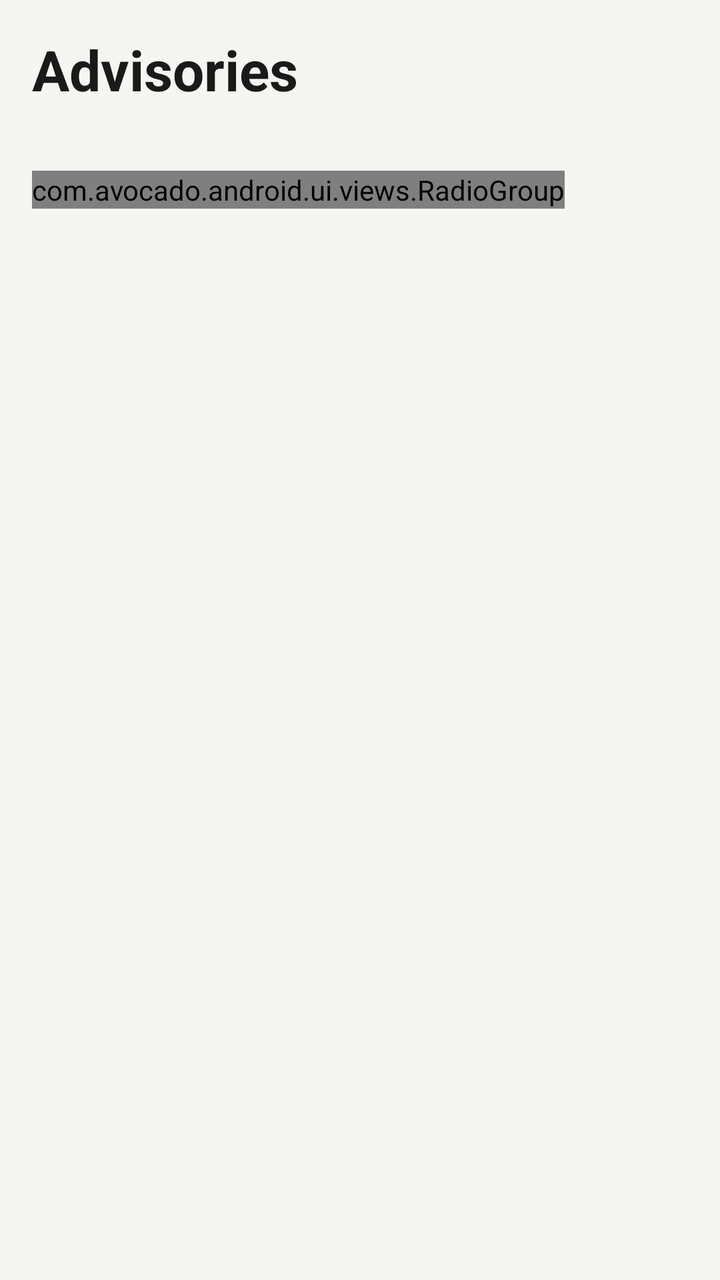
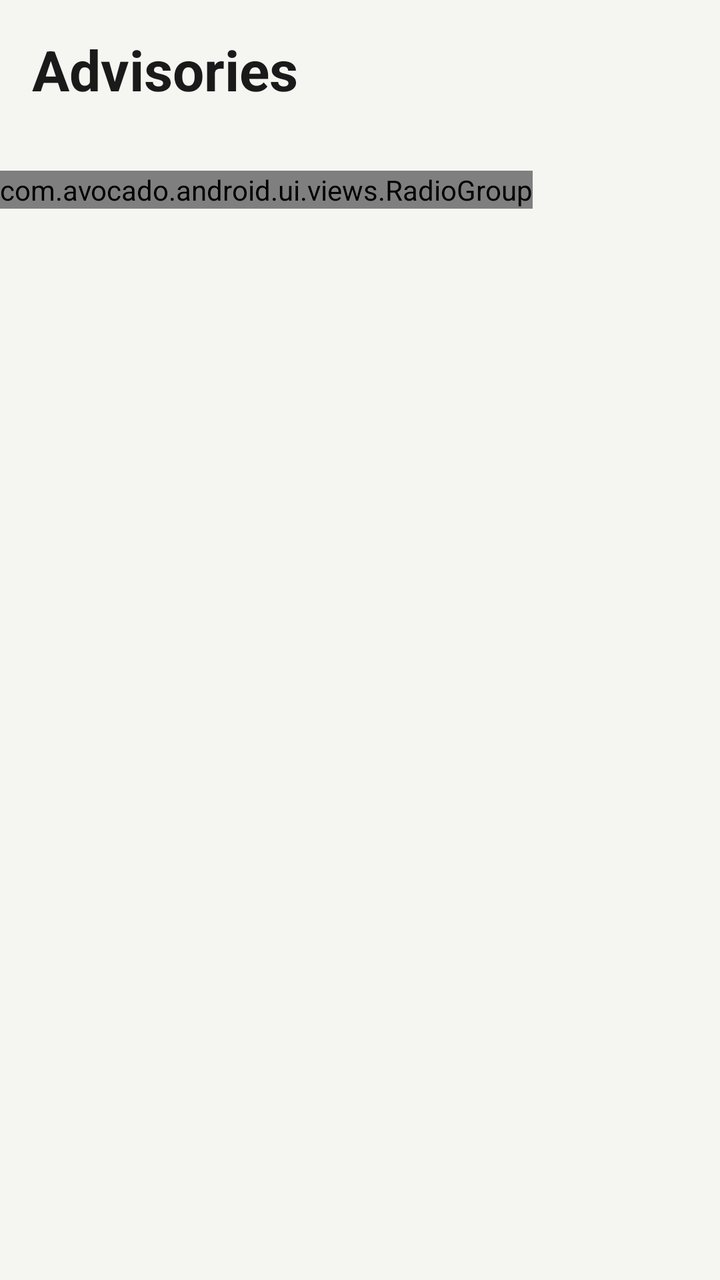

Screens rendered from an Android XML layout before and after an edit, with the pre-edit source and the edit as a unified diff.
<!-- AndroidManifest.xml: application theme Theme.Avocado -->
<!-- res/layout/fragment_main_advisory.xml -->
<?xml version="1.0" encoding="utf-8"?>
<LinearLayout xmlns:android="http://schemas.android.com/apk/res/android"
    xmlns:app="http://schemas.android.com/apk/res-auto"
    android:layout_width="match_parent"
    android:layout_height="match_parent"
    android:orientation="vertical"
    android:background="#F5F5F1">

    <androidx.core.widget.NestedScrollView
        android:layout_width="match_parent"
        android:layout_height="0dp"
        android:layout_weight="1"
        android:fillViewport="true">
        <LinearLayout
            android:orientation="vertical"
            android:layout_width="match_parent"
            android:layout_height="match_parent"
            android:padding="16dp">
            <TextView
                android:layout_width="wrap_content"
                android:layout_height="wrap_content"
                android:text="Advisories"
                android:textSize="28sp"
                android:textColor="@color/ink"
                android:textStyle="bold"
                android:layout_marginBottom="32dp"/>
            <HorizontalScrollView
                android:layout_width="match_parent"
                android:layout_height="wrap_content"
                android:layout_marginBottom="16dp">
                <com.avocado.android.ui.views.RadioGroup
                    android:id="@+id/fragment_main_advisory_radio_group"
                    android:orientation="horizontal"
                    android:layout_width="wrap_content"
                    android:layout_height="wrap_content">
                    <com.avocado.android.ui.views.RadioButtonNine
                        android:id="@+id/fragment_main_advisory_action_required_radio_button"
                        android:layout_width="wrap_content"
                        android:layout_height="wrap_content"
                        app:text="Action Required"/>
                    <com.avocado.android.ui.views.RadioButtonNine
                        android:id="@+id/fragment_main_advisory_completed_radio_button"
                        android:layout_width="wrap_content"
                        android:layout_height="wrap_content"
                        app:text="Completed"/>
                </com.avocado.android.ui.views.RadioGroup>
            </HorizontalScrollView>
            <androidx.recyclerview.widget.RecyclerView
                android:id="@+id/fragment_main_advisory_recycler_view"
                android:layout_width="match_parent"
                android:layout_height="wrap_content" />
        </LinearLayout>
    </androidx.core.widget.NestedScrollView>
</LinearLayout>
<!-- resources referenced by this layout -->
<resources>
  <color name="ink">#1A1A1A</color>
  <style name="Theme.Avocado" parent="Theme.MaterialComponents.DayNight.NoActionBar">
          
          <item name="colorPrimary">@color/primary</item>
          <item name="colorPrimaryVariant">@color/primary_variant</item>
          <item name="colorOnPrimary">@color/on_primary</item>
          
          <item name="colorSecondary">@color/secondary</item>
          <item name="colorSecondaryVariant">@color/secondary_variant</item>
          <item name="colorOnSecondary">@color/on_secondary</item>
          
          <item name="android:statusBarColor">?attr/colorPrimaryVariant</item>
          
      </style>
  <color name="primary">#FF1A1A1A</color>
  <color name="primary_variant">#FF000000</color>
  <color name="on_primary">#FFFFFFFF</color>
  <color name="secondary">#FF9E9E9E</color>
  <color name="secondary_variant">#FF707070</color>
  <color name="on_secondary">#FF000000</color>
</resources>

<!-- the commit's change to res/layout/fragment_main_advisory.xml (unified diff, before → after) -->
@@ -3,6 +3,7 @@
     xmlns:app="http://schemas.android.com/apk/res-auto"
     android:layout_width="match_parent"
     android:layout_height="match_parent"
+    xmlns:tools="http://schemas.android.com/tools"
     android:orientation="vertical"
     android:background="#F5F5F1">
 
@@ -14,8 +15,7 @@
         <LinearLayout
             android:orientation="vertical"
             android:layout_width="match_parent"
-            android:layout_height="match_parent"
-            android:padding="16dp">
+            android:layout_height="match_parent">
             <TextView
                 android:layout_width="wrap_content"
                 android:layout_height="wrap_content"
@@ -23,7 +23,10 @@
                 android:textSize="28sp"
                 android:textColor="@color/ink"
                 android:textStyle="bold"
-                android:layout_marginBottom="32dp"/>
+                android:layout_marginBottom="32dp"
+                android:layout_marginTop="16dp"
+                android:layout_marginStart="16dp"
+                android:layout_marginEnd="16dp"/>
             <HorizontalScrollView
                 android:layout_width="match_parent"
                 android:layout_height="wrap_content"
@@ -48,7 +51,148 @@
             <androidx.recyclerview.widget.RecyclerView
                 android:id="@+id/fragment_main_advisory_recycler_view"
                 android:layout_width="match_parent"
-                android:layout_height="wrap_content" />
+                android:layout_height="wrap_content"
+                android:layout_marginBottom="0dp"
+                android:layout_marginTop="0dp"
+                android:layout_marginStart="16dp"
+                android:layout_marginEnd="16dp"
+                tools:listitem="@layout/advisory_layout"/>
         </LinearLayout>
     </androidx.core.widget.NestedScrollView>
 </LinearLayout>
+<!-- res/layout/advisory_layout.xml (included above) -->
+<?xml version="1.0" encoding="utf-8"?>
+<LinearLayout xmlns:android="http://schemas.android.com/apk/res/android"
+    xmlns:app="http://schemas.android.com/apk/res-auto"
+    android:orientation="vertical"
+    android:layout_width="match_parent"
+    android:layout_height="wrap_content"
+    android:layout_margin="8dp"
+    android:background="@drawable/layout_background_21">
+
+    <LinearLayout
+        android:orientation="horizontal"
+        android:layout_width="match_parent"
+        android:layout_height="wrap_content"
+        android:layout_marginStart="16dp"
+        android:layout_marginEnd="16dp"
+        android:layout_marginTop="16dp"
+        android:layout_marginBottom="16dp"
+        android:gravity="center_vertical">
+        <ImageView
+            android:id="@+id/advisory_layout_logo_image_view"
+            android:layout_width="60dp"
+            android:layout_height="60dp"
+            android:padding="16dp"
+            android:src="@drawable/ic_fallen_leaf"
+            android:background="@drawable/image_background_10"
+            android:layout_marginEnd="16dp"/>
+        <LinearLayout
+            android:orientation="vertical"
+            android:layout_width="0dp"
+            android:layout_height="wrap_content"
+            android:layout_weight="1"
+            android:layout_marginEnd="16dp">
+            <TextView
+                android:id="@+id/advisory_layout_title_text_view"
+                android:layout_width="wrap_content"
+                android:layout_height="wrap_content"
+                android:textSize="20sp"
+                android:textColor="@color/ink"
+                android:text="Leaf Spots"
+                android:textStyle="bold"
+                android:layout_marginBottom="4dp"/>
+            <TextView
+                android:id="@+id/advisory_layout_sub_title_text_view"
+                android:layout_width="wrap_content"
+                android:layout_height="wrap_content"
+                android:textSize="16sp"
+                android:textColor="@color/slate"
+                android:text="Kimani Farm • Block A"
+                android:textStyle="normal"
+                android:layout_marginBottom="4dp"/>
+        </LinearLayout>
+        <TextView
+            android:id="@+id/advisory_layout_resolved_text_view"
+            android:layout_width="wrap_content"
+            android:layout_height="wrap_content"
+            android:text="Resolved"
+            android:textSize="14sp"
+            android:textColor="@color/success_border"
+            android:textStyle="bold"
+            android:paddingTop="4dp"
+            android:paddingBottom="4dp"
+            android:paddingStart="8dp"
+            android:paddingEnd="8dp"
+            android:background="@drawable/text_background_4"/>
+    </LinearLayout>
+    <FrameLayout
+        android:layout_width="match_parent"
+        android:layout_height="1dp"
+        android:layout_marginStart="16dp"
+        android:layout_marginEnd="16dp"
+        android:layout_marginBottom="16dp"
+        android:background="@android:drawable/divider_horizontal_bright"/>
+    <TextView
+        android:id="@+id/advisory_layout_action_text_view"
+        android:layout_width="wrap_content"
+        android:layout_height="wrap_content"
+        android:layout_marginStart="16dp"
+        android:layout_marginEnd="16dp"
+        android:layout_marginBottom="16dp"
+        android:textSize="14sp"
+        android:textColor="@color/mist"
+        android:text="ACTION REQUIRED"
+        android:textStyle="bold" />
+    <TextView
+        android:id="@+id/advisory_layout_message_text_view"
+        android:layout_width="wrap_content"
+        android:layout_height="wrap_content"
+        android:layout_marginStart="16dp"
+        android:layout_marginEnd="16dp"
+        android:layout_marginBottom="16dp"
+        android:textSize="16sp"
+        android:textColor="@color/ink"
+        android:text="Spray copper medicine on sick leaves. Remove and throw away the bad leaves. Cut some branches so air can flow better. Check trees every week for 4 weeks"
+        android:textStyle="normal" />
+    <LinearLayout
+        android:orientation="horizontal"
+        android:layout_width="wrap_content"
+        android:layout_height="wrap_content"
+        android:layout_marginStart="16dp"
+        android:layout_marginEnd="16dp"
+        android:layout_marginBottom="16dp"
+        android:gravity="center_vertical">
+        <ImageView
+            android:layout_width="18dp"
+            android:layout_height="18dp"
+            android:layout_marginEnd="8dp"
+            android:src="@drawable/ic_calendar"/>
+        <TextView
+            android:id="@+id/advisory_layout_date_text_view"
+            android:layout_width="wrap_content"
+            android:layout_height="wrap_content"
+            android:textSize="14sp"
+            android:textColor="@color/mist"
+            android:text="Jan 6, 2026"
+            android:textStyle="normal" />
+    </LinearLayout>
+    <Button
+        android:id="@+id/advisory_layout_record_action_button"
+        style="@style/Widget.MaterialComponents.Button.TextButton.Icon"
+        android:layout_width="match_parent"
+        android:layout_height="wrap_content"
+        android:textSize="14sp"
+        android:textColor="@color/white"
+        android:text="Record Action"
+        android:textStyle="bold"
+        android:textAllCaps="false"
+        android:padding="12dp"
+        android:background="@drawable/layout_background_22"
+        android:foreground="@drawable/custom_ripple_2"
+        app:icon="@drawable/ic_memo"
+        app:iconTint="@null"
+        app:iconSize="12dp"
+        app:iconGravity="textStart"
+        app:backgroundTint="@null"/>
+</LinearLayout>
<!-- resource entries referenced after the edit -->
@@ -1,6 +1,85 @@
 <!-- resources referenced by this layout -->
 <resources>
   <color name="ink">#1A1A1A</color>
+  <color name="mist">#9CA3AF</color>
+  <color name="slate">#6B7280</color>
+  <color name="success_border">#10B981</color>
+  <color name="white">#FFFFFFFF</color>
+  <!-- drawable custom_ripple_2 (drawable) -->
+  <?xml version="1.0" encoding="utf-8"?>
+  <ripple xmlns:android="http://schemas.android.com/apk/res/android"
+      android:color="?android:attr/colorControlHighlight"> 
+  
+      
+      <item android:id="@android:id/mask">
+          
+          <shape android:shape="rectangle">
+              <corners
+                  android:bottomLeftRadius="32dp"
+                  android:bottomRightRadius="32dp"
+                  android:topLeftRadius="0dp"
+                  android:topRightRadius="0dp" />
+              <solid android:color="@android:color/white" />
+          </shape>
+      </item>
+  
+  </ripple>
+  <!-- drawable ic_calendar: vector/xml drawable (drawable, 2119 chars, omitted) -->
+  <!-- drawable ic_fallen_leaf: vector/xml drawable (drawable, 4440 chars, omitted) -->
+  <!-- drawable ic_memo: vector/xml drawable (drawable, 5052 chars, omitted) -->
+  <!-- drawable image_background_10 (drawable) -->
+  <?xml version="1.0" encoding="utf-8"?>
+  <shape xmlns:android="http://schemas.android.com/apk/res/android"
+      android:shape="rectangle">
+  
+      
+      <solid android:color="@color/background_sand" />
+  
+      
+      <stroke
+          android:width="2dp"
+          android:color="@color/background_sand" />
+  
+      
+      <corners android:radius="16dp" />
+  
+  </shape>
+  <!-- drawable layout_background_21 (drawable) -->
+  <?xml version="1.0" encoding="utf-8"?>
+  <shape xmlns:android="http://schemas.android.com/apk/res/android">
+  
+      <solid
+          android:color="#FFFFFF" />
+      <corners
+          android:radius="32dp" />
+      <stroke
+          android:width="1dp"
+          android:color="#F5F5F0"/>
+  
+  </shape>
+  <!-- drawable layout_background_22 (drawable) -->
+  <?xml version="1.0" encoding="utf-8"?>
+  <shape xmlns:android="http://schemas.android.com/apk/res/android">
+  
+      <solid
+          android:color="@color/active_border" />
+      <corners
+          android:bottomLeftRadius="32dp"
+          android:bottomRightRadius="32dp"
+          android:topLeftRadius="0dp"
+          android:topRightRadius="0dp" />
+  
+  </shape>
+  <!-- drawable text_background_4 (drawable) -->
+  <?xml version="1.0" encoding="utf-8"?>
+  <shape xmlns:android="http://schemas.android.com/apk/res/android">
+  
+      <solid
+          android:color="@color/success_bg" />
+      <corners
+          android:radius="32dp" />
+  
+  </shape>
   <style name="Theme.Avocado" parent="Theme.MaterialComponents.DayNight.NoActionBar">
           
           <item name="colorPrimary">@color/primary</item>
@@ -14,6 +93,9 @@
           <item name="android:statusBarColor">?attr/colorPrimaryVariant</item>
           
       </style>
+  <color name="background_sand">#F5F5F0</color>
+  <color name="active_border">#2E6A4F</color>
+  <color name="success_bg">#D1FAE5</color>
   <color name="primary">#FF1A1A1A</color>
   <color name="primary_variant">#FF000000</color>
   <color name="on_primary">#FFFFFFFF</color>
